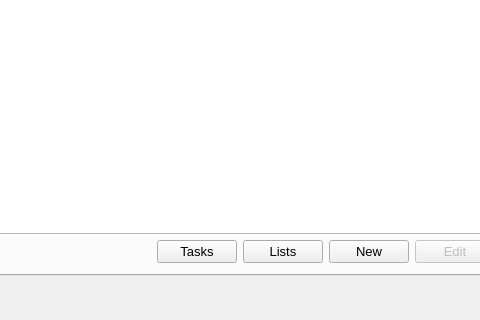
Above: src/mainwindow.ui from fraydaz/TaskBadger before the change; both pictures show x 263 to 743 and y 317 to 637 of the 879 by 637 pixel window. Below: the same form after it.
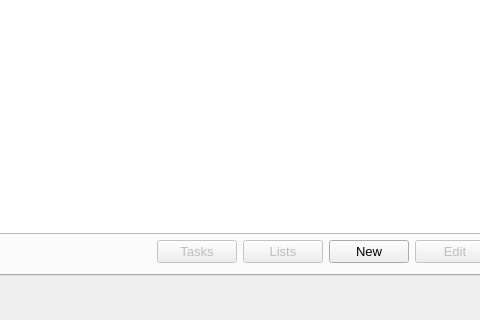
That is the form after the change. The open tabs and pages were chosen to show the change. Icons and pictures are not drawn.

Patch:
```diff
--- a/src/mainwindow.ui
+++ b/src/mainwindow.ui
@@ -335,6 +335,9 @@
               </item>
               <item>
                <widget class="QPushButton" name="projTasks">
+                <property name="enabled">
+                 <bool>false</bool>
+                </property>
                 <property name="text">
                  <string>Tasks</string>
                 </property>
@@ -346,6 +349,9 @@
               </item>
               <item>
                <widget class="QPushButton" name="projLists">
+                <property name="enabled">
+                 <bool>false</bool>
+                </property>
                 <property name="text">
                  <string>Lists</string>
                 </property>
```
Left out of the diff: 29 changed lines with no effect on the pictures.
